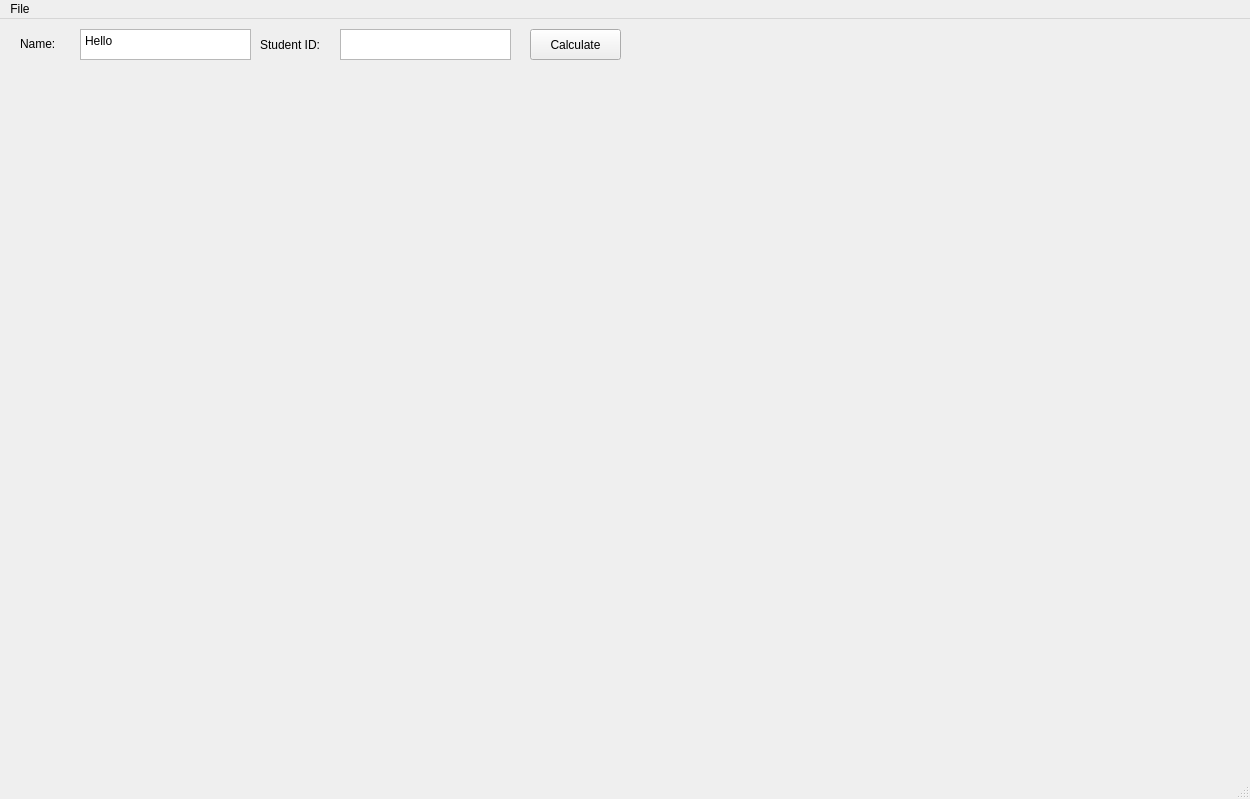
Above: mainwindow.ui from darinchau/tutormatch before the change. Below: the same form after it.
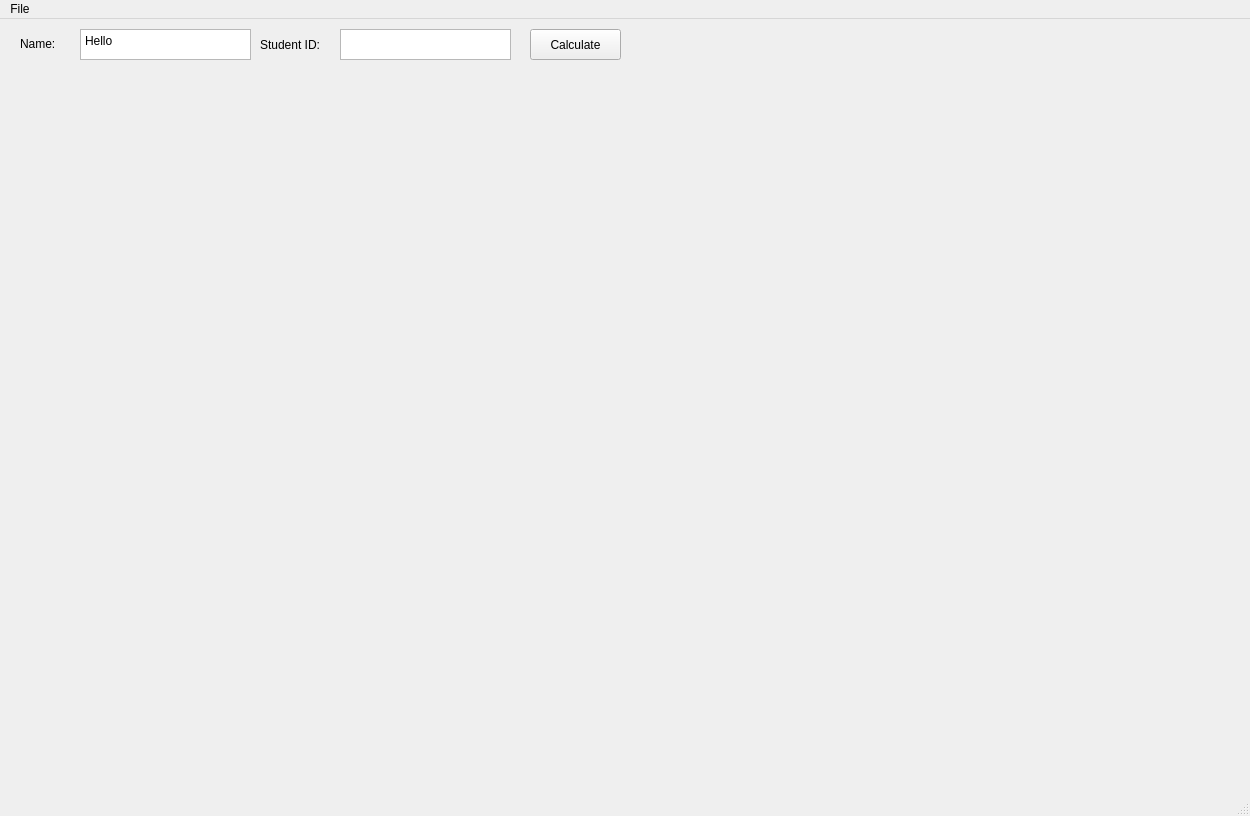
That is the form after the change.

Commit message: Added time and week labels

What changed in the file:
```diff
--- a/mainwindow.ui
+++ b/mainwindow.ui
@@ -7,7 +7,7 @@
     <x>0</x>
     <y>0</y>
     <width>1250</width>
-    <height>799</height>
+    <height>816</height>
    </rect>
   </property>
   <property name="windowTitle">
@@ -17,10 +17,10 @@
    <widget class="QWidget" name="gridLayoutWidget">
     <property name="geometry">
      <rect>
-      <x>0</x>
-      <y>40</y>
-      <width>1241</width>
-      <height>711</height>
+      <x>20</x>
+      <y>50</y>
+      <width>1201</width>
+      <height>701</height>
      </rect>
     </property>
     <layout class="QGridLayout" name="grid"/>
```
The commit also changes 4 other files.
